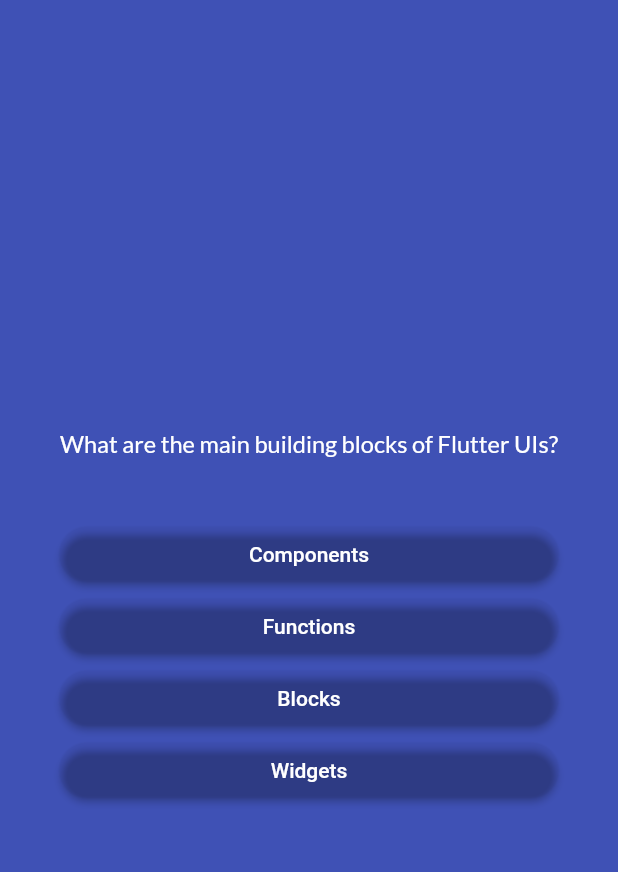
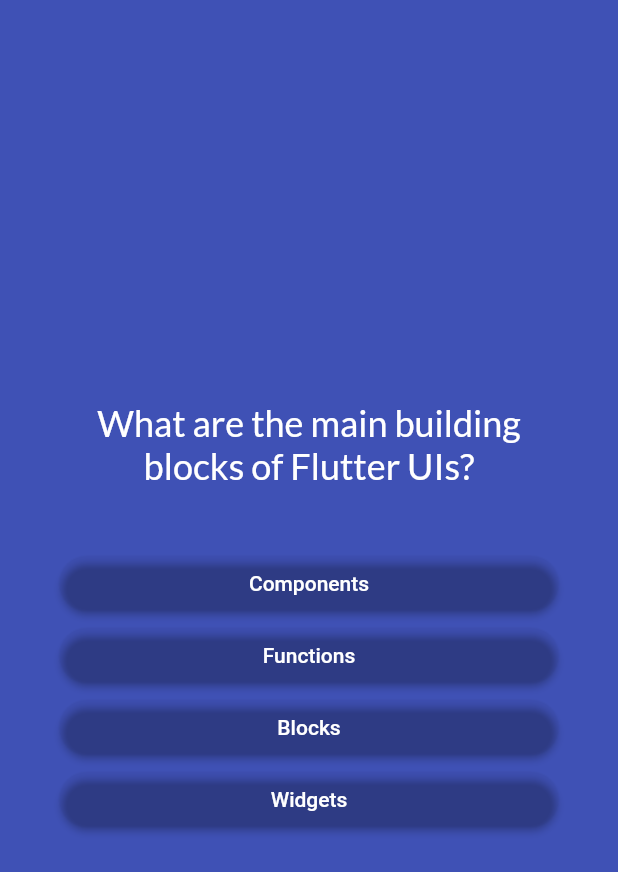
Before and after one commit to MostafaAjep/Flutter-Questions-App, a Flutter app: the screen it shows after launch, after a tap on "Start Quiz", on a phone screen of 412 x 824 dp. Shown: the top 872 px of the screen. Run offline on Flutter 3.47's test engine with Material 3 defaults, Android fonts, the phone set to English and light mode, and no system bars; our stand-ins replace google_fonts.

Commit message:
edit styled text

```diff
--- a/lib/pages/questions_page.dart
+++ b/lib/pages/questions_page.dart
@@ -35,10 +35,7 @@ class _QuestionPageState extends State<QuestionPage> {
             mainAxisSize: MainAxisSize.min,
             crossAxisAlignment: CrossAxisAlignment.stretch,
             children: [
-              FittedBox(
-                fit: BoxFit.scaleDown,
-                child: StyledText(currentQuestion.text),
-              ),
+              StyledText(currentQuestion.text),
               const SizedBox(
                 height: 40,
               ),
--- a/lib/widgets/styles_text.dart
+++ b/lib/widgets/styles_text.dart
@@ -15,7 +15,6 @@ class StyledText extends StatelessWidget {
         color: Colors.white,
       ),
       textAlign: TextAlign.center,
-      maxLines: 2,
       overflow: TextOverflow.visible,
     );
   }
```
